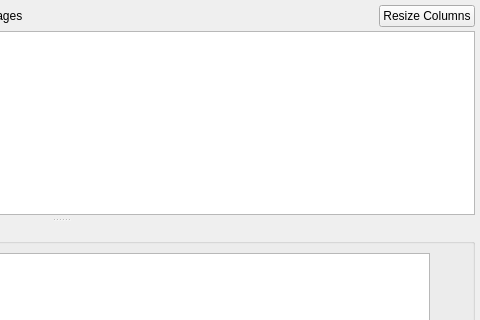
Before: the Qt Designer form rqt_console/src/rqt_console/console_widget.ui in ros-visualization/rqt, drawn with Qt 5; both pictures show x 358 to 838 and y 0 to 320 of the 838 by 675 pixel window.
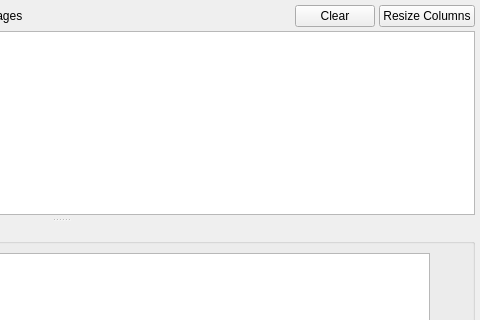
After: the same form once the commit is applied.

Commit message: rqt_console: added clear button (popular demand)

What changed in the file:
```diff
--- a/rqt_console/src/rqt_console/console_widget.ui
+++ b/rqt_console/src/rqt_console/console_widget.ui
@@ -78,6 +78,13 @@
        </property>
       </spacer>
      </item>
+     <item>
+      <widget class="QPushButton" name="clear_button">
+       <property name="text">
+        <string>Clear</string>
+       </property>
+      </widget>
+     </item>
      <item>
       <widget class="QPushButton" name="column_resize_button">
        <property name="toolTip">
```
The commit also changes 1 other file.
